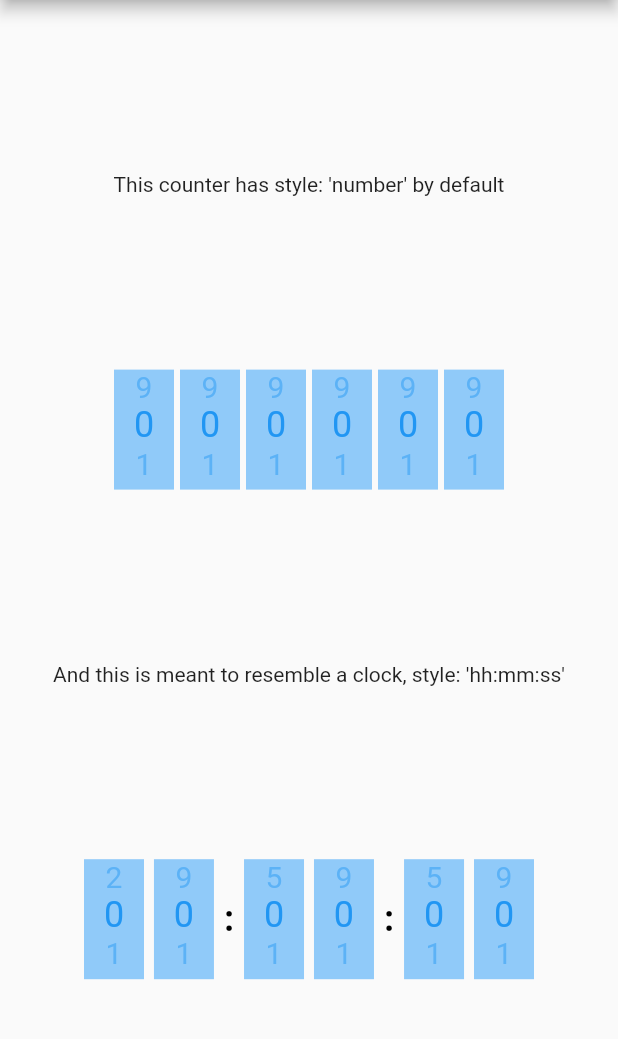
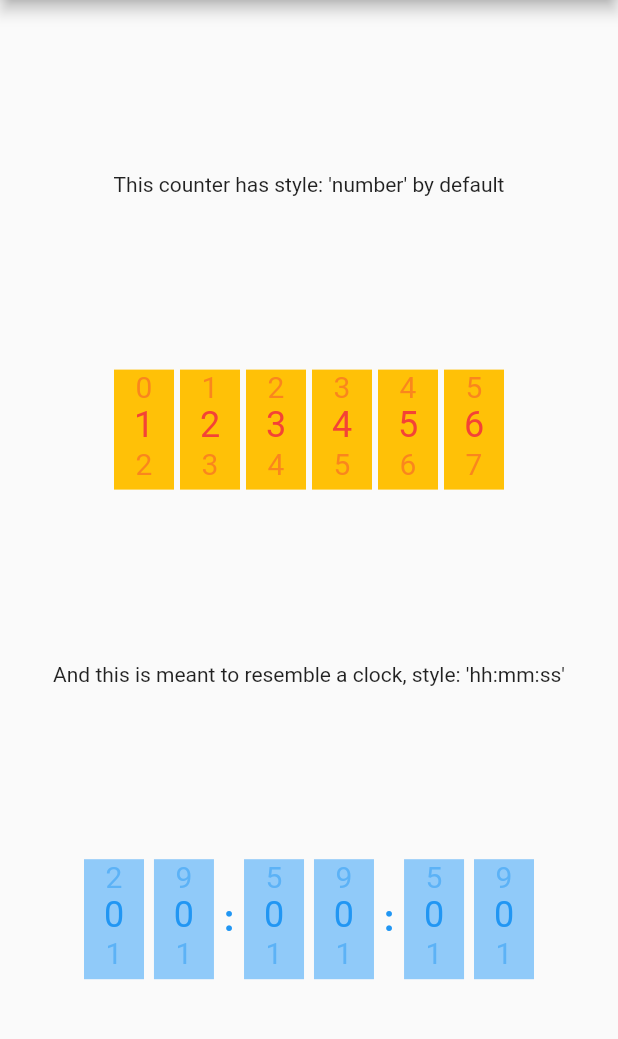
Before and after one commit to ideati/mechanical_counter, a Flutter app: the screen it shows after launch, on a phone screen of 412 x 824 dp, the part 84-1123 px from its top. Run offline on Flutter 3.47's test engine with Material 2 defaults, Android fonts, the phone set to English and light mode, and no system bars.

Commit message:
Fix: bugs. Feature freeze

```diff
--- a/example/lib/main.dart
+++ b/example/lib/main.dart
@@ -46,12 +46,15 @@ class _MyHomePageState extends State<MyHomePage> {
             ),
             MechanicalCounter(
                 digits: 6,
+                initialValue: 12345678,
+                color: Colors.red,
+                backgroundColor: Colors.amber,
                 onChanged: (newValue) => print("Value changed to $newValue")),
             Text(
               "And this is meant to resemble a clock, style: 'hh:mm:ss'",
             ),
             MechanicalCounter(
-                style: "hh:mm:ss",
+                format: "hh:mm:ss",
                 onChanged: (newValue) => print("Value changed to $newValue"))
           ],
         ),
--- a/example/pubspec.yaml
+++ b/example/pubspec.yaml
@@ -13,7 +13,8 @@ dependencies:
     sdk: flutter
 
   cupertino_icons: ^1.0.2
-  mechanical_counter: ^0.0.2-dev.1
+  mechanical_counter:
+    path: ../
 
 dev_dependencies:
   flutter_test:
--- a/lib/mechanical_counter.dart
+++ b/lib/mechanical_counter.dart
@@ -6,9 +6,13 @@ class _NumericWheel extends StatefulWidget {
   _NumericWheel({
     required this.onChanged,
     required this.index,
+    required this.color,
+    required this.backgroundColor,
     this.topValue = 9,
     this.initialValue = 0,
   }) : assert(initialValue >= 0 && initialValue <= topValue);
+  final Color color;
+  final Color backgroundColor;
   final int index;
   final int topValue;
   final int initialValue;
@@ -30,6 +34,13 @@ class __NumericWheelState extends State<_NumericWheel> {
   @override
   Widget build(BuildContext context) {
     return GestureDetector(
+      onTap: () {
+        setState(() {
+          _currentValue++;
+          if (_currentValue > widget.topValue) _currentValue = 0;
+        });
+        widget.onChanged(widget.index, _currentValue);
+      },
       onVerticalDragUpdate: (DragUpdateDetails details) {
         if (details.delta.dy < -5) {
           setState(() {
@@ -47,28 +58,28 @@ class __NumericWheelState extends State<_NumericWheel> {
       },
       child: Container(
         alignment: Alignment(0, 0),
-        color: Theme.of(context).backgroundColor,
+        color: widget.backgroundColor,
         height: 80,
         width: 40,
         child: Column(children: [
           Text(
             '${(_currentValue == 0) ? widget.topValue : (_currentValue - 1)}',
             style: TextStyle(
-              color: Theme.of(context).primaryColor.withAlpha(120),
+              color: widget.color.withAlpha(120),
               fontSize: 20,
             ),
           ),
           Text(
             '$_currentValue',
             style: TextStyle(
-              color: Theme.of(context).primaryColor,
+              color: widget.color,
               fontSize: 24,
             ),
           ),
           Text(
             '${(_currentValue == widget.topValue) ? 0 : (_currentValue + 1)}',
             style: TextStyle(
-              color: Theme.of(context).primaryColor.withAlpha(120),
+              color: widget.color.withAlpha(120),
               fontSize: 20,
             ),
           ),
@@ -83,158 +94,208 @@ class __NumericWheelState extends State<_NumericWheel> {
 ///
 /// A container encloses the minimal size for a useful interaction in touch
 /// screens.
-/// [style] defines the type of target number. Currently it could be
+/// [format] defines the type of target number. Currently it could be
 /// `number` (default) or time in the form of: `hh:mm:ss`, `hh:mm`
 /// [digits] defines the number of digits for the `number` type.
+/// [initialValue] set the starting values for each digit. If the value given
+/// has more digits than [digits], extra digits are discarded.
+/// For the clock formats, [initialValues] are the digits without colons (:).
+/// Ie: for 23:59:59 -> initialValue: 235959.
 class MechanicalCounter extends StatelessWidget {
   MechanicalCounter({
     Key? key,
     required this.onChanged,
+    this.color,
+    this.backgroundColor,
+    this.format = 'number',
     this.digits = 1,
-    this.style = 'number',
-  }) : super(key: key) {
-    switch (style) {
+    this.initialValue = 0,
+  })  : assert(format != 'number' || digits != null),
+        super(key: key);
+
+  final Color? color;
+  final Color? backgroundColor;
+  final initialValue;
+  final format;
+  final digits;
+  final ValueChanged<int> onChanged;
+  final List<int> _values = [];
+
+  void _changedDigit(int index, int newValue) {
+    _values[index] = newValue;
+    onChanged(this.value);
+  }
+
+  get value {
+    int _digits;
+    switch (format) {
       case "hh:mm:ss":
-        _wheels.addAll([
-          _NumericWheel(
-            index: 0,
-            onChanged: _changedDigit,
-            topValue: 2, //Hours
-          ),
-          _NumericWheel(
-            index: 1,
-            onChanged: _changedDigit,
-          ),
-          _NumericWheel(
-            index: 2,
-            onChanged: _changedDigit,
-            topValue: 5, //Minutes
-          ),
-          _NumericWheel(
-            index: 3,
-            onChanged: _changedDigit,
-          ),
-          _NumericWheel(
-            index: 4,
-            onChanged: _changedDigit,
-            topValue: 5, //Seconds
-          ),
-          _NumericWheel(
-            index: 5,
-            onChanged: _changedDigit,
-          ),
-        ]);
+        _digits = 6;
         break;
       case "hh:mm":
-        _wheels.addAll([
-          _NumericWheel(
-            index: 0,
-            onChanged: _changedDigit,
-            topValue: 2, // Hours
-          ),
-          _NumericWheel(
-            index: 1,
-            onChanged: _changedDigit,
-          ),
-          _NumericWheel(
-            index: 2, // Minutes
-            onChanged: _changedDigit,
-            topValue: 5,
-          ),
-          _NumericWheel(
-            index: 3,
-            onChanged: _changedDigit,
-          ),
-        ]);
+        _digits = 4;
         break;
       default:
-        _wheels.addAll(List.generate(
-          digits,
-          (index) => _NumericWheel(
-            index: index,
-            onChanged: _changedDigit,
-          ),
-        ));
-        break;
+        _digits = digits;
     }
-    assert(style != 'number' || digits != null);
-  }
-  final digits;
-  final ValueChanged<int> onChanged;
-  final style;
-  final List<_NumericWheel> _wheels = [];
-
-  void _changedDigit(int index, int newValue) {}
-
-  get value {
     String ans = "";
-    for (int i = 0; i < _wheels.length; i++) {
-      ans += "0"; //'${_wheels![i]}';
-    }
-    return ans;
+    for (int i = 0; i < _digits; i++) ans += '${_values[i]}';
+    return int.parse(ans);
   }
 
   @override
   Widget build(context) {
-    switch (style) {
+    Color _color;
+    Color _backgroundColor;
+    if (color == null) {
+      _color = Theme.of(context).primaryColor;
+    } else {
+      _color = color!;
+    }
+    if (backgroundColor == null) {
+      _backgroundColor = Theme.of(context).backgroundColor;
+    } else {
+      _backgroundColor = backgroundColor!;
+    }
+    switch (format) {
       case "hh:mm:ss":
+        final initialStr = initialValue.toString().padLeft(6, '0');
+        for (int i = 0; i < 6; i++) _values.add(int.parse(initialStr[i]));
         return Container(
           width: (300),
           child: Row(
             mainAxisAlignment: MainAxisAlignment.spaceBetween,
             children: [
-              _wheels[0],
-              _wheels[1],
+              _NumericWheel(
+                index: 0,
+                initialValue: _values[0],
+                onChanged: _changedDigit,
+                color: _color,
+                backgroundColor: _backgroundColor,
+                topValue: 2, //Hours
+              ),
+              _NumericWheel(
+                index: 1,
+                initialValue: _values[1],
+                onChanged: _changedDigit,
+                color: _color,
+                backgroundColor: _backgroundColor,
+              ),
               Text(
                 ":",
                 style: TextStyle(
-                  color: Colors.black,
+                  color: _color,
                   fontWeight: FontWeight.bold,
                   fontSize: 24,
                 ),
               ),
-              _wheels[2],
-              _wheels[3],
+              _NumericWheel(
+                index: 2,
+                initialValue: _values[2],
+                onChanged: _changedDigit,
+                color: _color,
+                backgroundColor: _backgroundColor,
+                topValue: 5, //Minutes
+              ),
+              _NumericWheel(
+                index: 3,
+                initialValue: _values[3],
+                onChanged: _changedDigit,
+                color: _color,
+                backgroundColor: _backgroundColor,
+              ),
               Text(
                 ":",
                 style: TextStyle(
-                  color: Colors.black,
+                  color: _color,
                   fontWeight: FontWeight.bold,
                   fontSize: 24,
                 ),
               ),
-              _wheels[4],
-              _wheels[5],
+              _NumericWheel(
+                index: 4,
+                initialValue: _values[4],
+                onChanged: _changedDigit,
+                color: _color,
+                backgroundColor: _backgroundColor,
+                topValue: 5, //Seconds
+              ),
+              _NumericWheel(
+                index: 5,
+                initialValue: _values[5],
+                onChanged: _changedDigit,
+                color: _color,
+                backgroundColor: _backgroundColor,
+              ),
             ],
           ),
         );
       case "hh:mm":
+        final initialStr = initialValue.toString().padLeft(4, '0');
+        for (int i = 0; i < 4; i++) _values.add(int.parse(initialStr[i]));
         return Container(
           width: (200),
           child: Row(
             mainAxisAlignment: MainAxisAlignment.spaceBetween,
             children: [
-              _wheels[0],
-              _wheels[1],
+              _NumericWheel(
+                index: 0,
+                initialValue: _values[0],
+                onChanged: _changedDigit,
+                color: _color,
+                backgroundColor: _backgroundColor,
+                topValue: 2, //Hours
+              ),
+              _NumericWheel(
+                index: 1,
+                initialValue: _values[1],
+                onChanged: _changedDigit,
+                color: _color,
+                backgroundColor: _backgroundColor,
+              ),
               Text(
                 ":",
                 style: TextStyle(
-                  color: Colors.black,
+                  color: _color,
                   fontWeight: FontWeight.bold,
                   fontSize: 24,
                 ),
               ),
-              _wheels[2],
-              _wheels[3],
+              _NumericWheel(
+                index: 2,
+                initialValue: _values[2],
+                onChanged: _changedDigit,
+                color: _color,
+                backgroundColor: _backgroundColor,
+                topValue: 5, //Minutes
+              ),
+              _NumericWheel(
+                index: 3,
+                initialValue: _values[3],
+                onChanged: _changedDigit,
+                color: _color,
+                backgroundColor: _backgroundColor,
+              ),
             ],
           ),
         );
       default:
+        final initialStr = initialValue.toString().padLeft(digits, '0');
+        _values.addAll(initialStr.split("").map(int.parse).toList());
         return Container(
           width: (40.0 * digits + 20),
           child: Row(
             mainAxisAlignment: MainAxisAlignment.spaceBetween,
-            children: _wheels,
+            children: List.generate(
+              digits,
+              (index) => _NumericWheel(
+                index: index,
+                color: _color,
+                backgroundColor: _backgroundColor,
+                initialValue: _values[index],
+                onChanged: _changedDigit,
+              ),
+            ),
           ),
         );
     }
--- a/pubspec.yaml
+++ b/pubspec.yaml
@@ -1,6 +1,6 @@
 name: mechanical_counter
 description: Minimalist interface mimicking a mechanical digital counter.
-version: 0.0.2-dev.1
+version: 1.0.0
 homepage: https://github.com/ideati/mechanical_counter
 maintainer: Jorge M. Peláez
 
```
Also changed, not shown: example/pubspec.lock, 2 other files.
